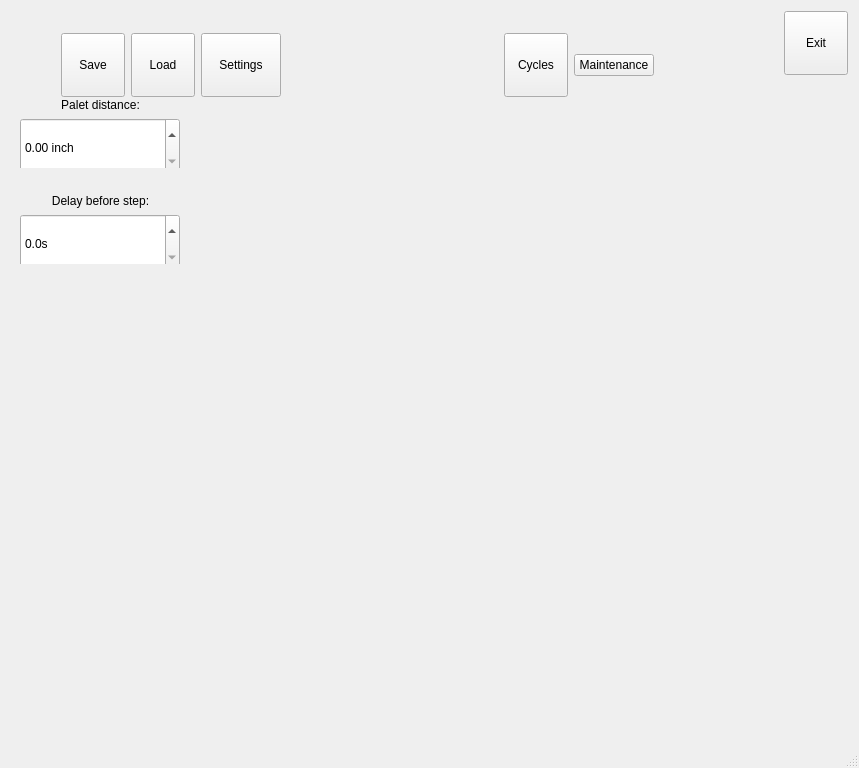
mishkoLitvin/L_Aries-progect, file mainwindow.ui: the form before one commit.
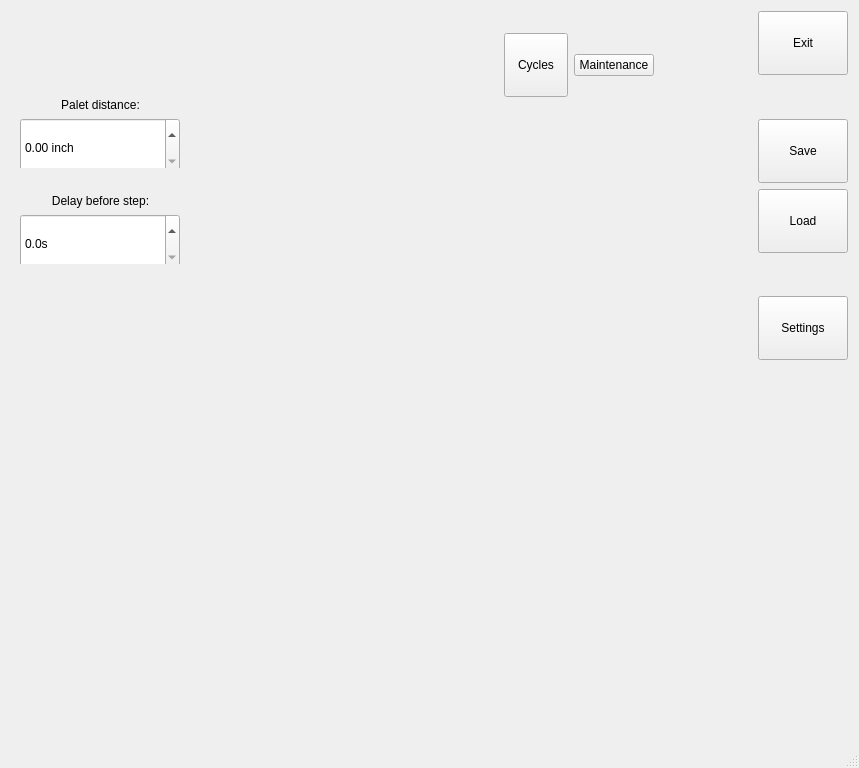
The form after the commit. Icons and pictures are not drawn.

```diff
--- a/mainwindow.ui
+++ b/mainwindow.ui
@@ -28,6 +28,12 @@
           <verstretch>0</verstretch>
          </sizepolicy>
         </property>
+        <property name="minimumSize">
+         <size>
+          <width>695</width>
+          <height>635</height>
+         </size>
+        </property>
         <widget class="QWidget" name="widgetLiftOffcet" native="true">
          <property name="geometry">
           <rect>
@@ -243,81 +249,6 @@
           <property name="bottomMargin">
            <number>0</number>
           </property>
-          <item>
-           <widget class="QToolButton" name="pButtonSaveJob">
-            <property name="minimumSize">
-             <size>
-              <width>64</width>
-              <height>64</height>
-             </size>
-            </property>
-            <property name="text">
-             <string>Save</string>
-            </property>
-            <property name="icon">
-             <iconset>
-              <normaloff>:/new/icons/icons/save.png</normaloff>:/new/icons/icons/save.png</iconset>
-            </property>
-            <property name="iconSize">
-             <size>
-              <width>50</width>
-              <height>40</height>
-             </size>
-            </property>
-            <property name="toolButtonStyle">
-             <enum>Qt::ToolButtonTextUnderIcon</enum>
-            </property>
-           </widget>
-          </item>
-          <item>
-           <widget class="QToolButton" name="pButtonLoadJob">
-            <property name="minimumSize">
-             <size>
-              <width>64</width>
-              <height>64</height>
-             </size>
-            </property>
-            <property name="text">
-             <string>Load</string>
-            </property>
-            <property name="icon">
-             <iconset>
-              <normaloff>:/new/icons/icons/load.png</normaloff>:/new/icons/icons/load.png</iconset>
-            </property>
-            <property name="iconSize">
-             <size>
-              <width>50</width>
-              <height>40</height>
-             </size>
-            </property>
-            <property name="toolButtonStyle">
-             <enum>Qt::ToolButtonTextUnderIcon</enum>
-            </property>
-           </widget>
-          </item>
-          <item>
-           <widget class="QPushButton" name="pButtonSetting">
-            <property name="minimumSize">
-             <size>
-              <width>64</width>
-              <height>64</height>
-             </size>
-            </property>
-            <property name="text">
-             <string>Settings</string>
-            </property>
-            <property name="icon">
-             <iconset>
-              <normaloff>:/new/icons/icons/settings.png</normaloff>:/new/icons/icons/settings.png</iconset>
-            </property>
-            <property name="iconSize">
-             <size>
-              <width>64</width>
-              <height>64</height>
-             </size>
-            </property>
-           </widget>
-          </item>
           <item>
            <spacer name="horizontalSpacer_4">
             <property name="orientation">
@@ -414,36 +345,133 @@
      </layout>
     </item>
     <item>
-     <layout class="QVBoxLayout" name="verticalLayout_4">
+     <layout class="QVBoxLayout" name="verticalLayout_3" stretch="1,1,1,1,1,1,10">
       <item>
-       <layout class="QHBoxLayout" name="horizontalLayout_3">
-        <item>
-         <widget class="QToolButton" name="pButtonExit">
-          <property name="minimumSize">
-           <size>
-            <width>64</width>
-            <height>64</height>
-           </size>
-          </property>
-          <property name="text">
-           <string>Exit</string>
-          </property>
-          <property name="icon">
-           <iconset>
-            <normaloff>:/new/icons/icons/multip.png</normaloff>:/new/icons/icons/multip.png</iconset>
-          </property>
-          <property name="iconSize">
-           <size>
-            <width>50</width>
-            <height>40</height>
-           </size>
-          </property>
-          <property name="toolButtonStyle">
-           <enum>Qt::ToolButtonTextUnderIcon</enum>
-          </property>
-         </widget>
-        </item>
-       </layout>
+       <widget class="QToolButton" name="pButtonExit">
+        <property name="sizePolicy">
+         <sizepolicy hsizetype="Expanding" vsizetype="Fixed">
+          <horstretch>0</horstretch>
+          <verstretch>0</verstretch>
+         </sizepolicy>
+        </property>
+        <property name="minimumSize">
+         <size>
+          <width>70</width>
+          <height>64</height>
+         </size>
+        </property>
+        <property name="maximumSize">
+         <size>
+          <width>90</width>
+          <height>16777215</height>
+         </size>
+        </property>
+        <property name="text">
+         <string>Exit</string>
+        </property>
+        <property name="icon">
+         <iconset>
+          <normaloff>:/new/icons/icons/multip.png</normaloff>:/new/icons/icons/multip.png</iconset>
+        </property>
+        <property name="iconSize">
+         <size>
+          <width>50</width>
+          <height>40</height>
+         </size>
+        </property>
+        <property name="toolButtonStyle">
+         <enum>Qt::ToolButtonTextUnderIcon</enum>
+        </property>
+       </widget>
+      </item>
+      <item>
+       <spacer name="verticalSpacer">
+        <property name="orientation">
+         <enum>Qt::Vertical</enum>
+        </property>
+        <property name="sizeHint" stdset="0">
+         <size>
+          <width>20</width>
+          <height>40</height>
+         </size>
+        </property>
+       </spacer>
+      </item>
+      <item>
+       <widget class="QToolButton" name="pButtonSaveJob">
+        <property name="sizePolicy">
+         <sizepolicy hsizetype="Expanding" vsizetype="Fixed">
+          <horstretch>0</horstretch>
+          <verstretch>0</verstretch>
+         </sizepolicy>
+        </property>
+        <property name="minimumSize">
+         <size>
+          <width>70</width>
+          <height>64</height>
+         </size>
+        </property>
+        <property name="maximumSize">
+         <size>
+          <width>90</width>
+          <height>16777215</height>
+         </size>
+        </property>
+        <property name="text">
+         <string>Save</string>
+        </property>
+        <property name="icon">
+         <iconset>
+          <normaloff>:/new/icons/icons/save.png</normaloff>:/new/icons/icons/save.png</iconset>
+        </property>
+        <property name="iconSize">
+         <size>
+          <width>50</width>
+          <height>40</height>
+         </size>
+        </property>
+        <property name="toolButtonStyle">
+         <enum>Qt::ToolButtonTextUnderIcon</enum>
+        </property>
+       </widget>
+      </item>
+      <item>
+       <widget class="QToolButton" name="pButtonLoadJob">
+        <property name="sizePolicy">
+         <sizepolicy hsizetype="Expanding" vsizetype="Fixed">
+          <horstretch>0</horstretch>
+          <verstretch>0</verstretch>
+         </sizepolicy>
+        </property>
+        <property name="minimumSize">
+         <size>
+          <width>70</width>
+          <height>64</height>
+         </size>
+        </property>
+        <property name="maximumSize">
+         <size>
+          <width>90</width>
+          <height>16777215</height>
+         </size>
+        </property>
+        <property name="text">
+         <string>Load</string>
+        </property>
+        <property name="icon">
+         <iconset>
+          <normaloff>:/new/icons/icons/load.png</normaloff>:/new/icons/icons/load.png</iconset>
+        </property>
+        <property name="iconSize">
+         <size>
+          <width>50</width>
+          <height>40</height>
+         </size>
+        </property>
+        <property name="toolButtonStyle">
+         <enum>Qt::ToolButtonTextUnderIcon</enum>
+        </property>
+       </widget>
       </item>
       <item>
        <spacer name="verticalSpacer_2">
@@ -458,6 +486,57 @@
         </property>
        </spacer>
       </item>
+      <item>
+       <widget class="QToolButton" name="pButtonSetting">
+        <property name="sizePolicy">
+         <sizepolicy hsizetype="Expanding" vsizetype="Fixed">
+          <horstretch>0</horstretch>
+          <verstretch>0</verstretch>
+         </sizepolicy>
+        </property>
+        <property name="minimumSize">
+         <size>
+          <width>70</width>
+          <height>64</height>
+         </size>
+        </property>
+        <property name="maximumSize">
+         <size>
+          <width>90</width>
+          <height>16777215</height>
+         </size>
+        </property>
+        <property name="text">
+         <string>Settings</string>
+        </property>
+        <property name="icon">
+         <iconset>
+          <normaloff>:/new/icons/icons/settings.png</normaloff>:/new/icons/icons/settings.png</iconset>
+        </property>
+        <property name="iconSize">
+         <size>
+          <width>50</width>
+          <height>40</height>
+         </size>
+        </property>
+        <property name="toolButtonStyle">
+         <enum>Qt::ToolButtonTextUnderIcon</enum>
+        </property>
+       </widget>
+      </item>
+      <item>
+       <spacer name="verticalSpacer_3">
+        <property name="orientation">
+         <enum>Qt::Vertical</enum>
+        </property>
+        <property name="sizeHint" stdset="0">
+         <size>
+          <width>20</width>
+          <height>40</height>
+         </size>
+        </property>
+       </spacer>
+      </item>
      </layout>
     </item>
    </layout>
```
Left out of the diff: 2 changed lines with no effect on the pictures.
